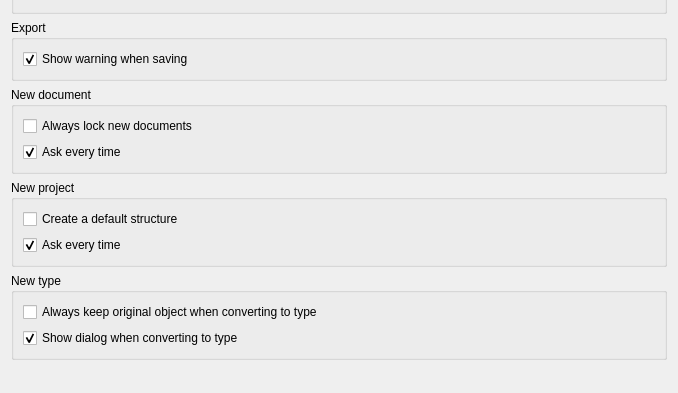
Above: src/Mod/BIM/Resources/ui/preferencesNativeIFC.ui from southseact-3d/fcd before the change; both pictures show x 0 to 678 and y 270 to 663 of the 678 by 663 pixel window. Below: the same form after it.
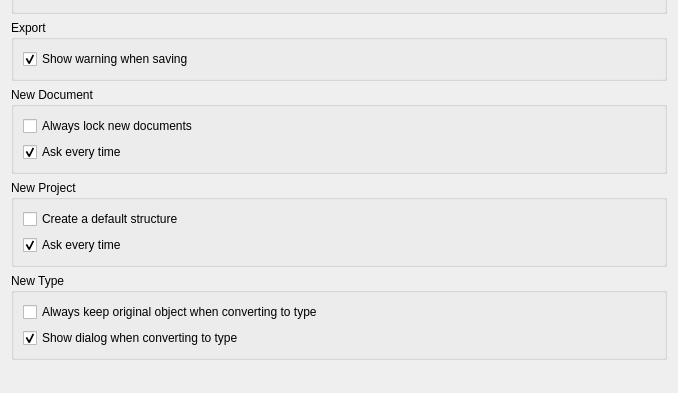
That is the form after the change. Custom widgets are drawn as their Qt base class.

The edit to the form file:
```diff
--- a/src/Mod/BIM/Resources/ui/preferencesNativeIFC.ui
+++ b/src/Mod/BIM/Resources/ui/preferencesNativeIFC.ui
@@ -243,7 +243,7 @@
    <item>
     <widget class="QGroupBox" name="groupBox_4">
      <property name="title">
-      <string>New document</string>
+      <string>New Document</string>
      </property>
      <layout class="QVBoxLayout" name="verticalLayout_5">
       <item>
@@ -281,7 +281,7 @@
    <item>
     <widget class="QGroupBox" name="groupBox_3">
      <property name="title">
-      <string>New project</string>
+      <string>New Project</string>
      </property>
      <layout class="QVBoxLayout" name="verticalLayout_4">
       <item>
@@ -325,7 +325,7 @@
    <item>
     <widget class="QGroupBox" name="groupBox_5">
      <property name="title">
-      <string>New type</string>
+      <string>New Type</string>
      </property>
      <layout class="QVBoxLayout" name="verticalLayout_6">
       <item>
```
Left out of the diff: 8 changed lines with no effect on the pictures.
